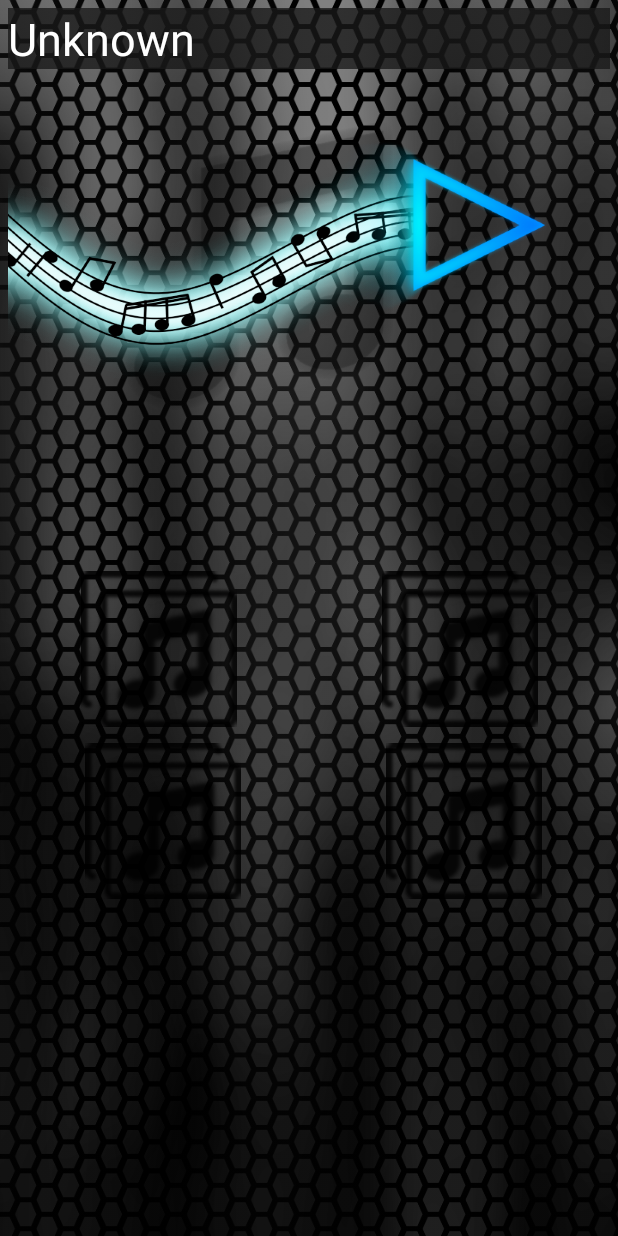
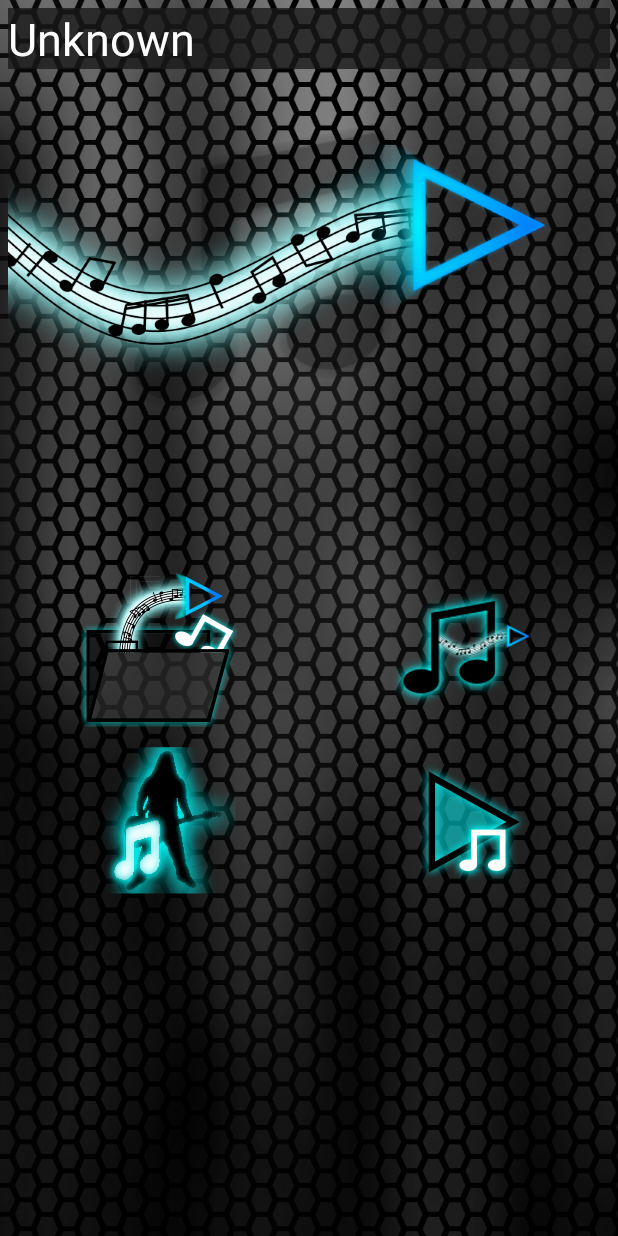
Before and after one commit to AeternusSamurai/frequencymusicplayer, an Android app: the screen it shows after launch (MainActivity), on a phone screen of 412 x 824 dp. Run offline under Robolectric (Android 15) with nearby library versions, the light colour scheme and no system bars.

Commit message:
Finished adding the new images for the UI redesign

```diff
--- a/app/src/main/res/layout/activity_main.xml
+++ b/app/src/main/res/layout/activity_main.xml
@@ -82,7 +82,7 @@
                 android:id="@+id/albums_button"
                 android:layout_weight=".5"
                 android:layout_margin="5dp"
-                android:src="@drawable/album_button_image"
+                android:src="@drawable/song_button_image"
                 android:background="#00ffffff" />
         </LinearLayout>
 
@@ -103,7 +103,7 @@
                 android:id="@+id/artist_button"
                 android:layout_weight=".5"
                 android:layout_margin="5dp"
-                android:src="@drawable/album_button_image"
+                android:src="@drawable/artist_button_image"
                 android:background="#00ffffff" />
 
             <ImageButton
@@ -113,7 +113,7 @@
                 android:id="@+id/playlists_button"
                 android:layout_weight=".5"
                 android:background="#00ffffff"
-                android:src="@drawable/album_button_image"
+                android:src="@drawable/playlist_button_image"
                 android:padding="5dp" />
         </LinearLayout>
     </RelativeLayout>
```
Also changed, not shown: app/src/main/res/drawable-hdpi/album_button_image.png, app/src/main/res/drawable-hdpi/artist_button_image.png (added), app/src/main/res/drawable-hdpi/playlist_button_image.png (added), app/src/main/res/drawable-hdpi/song_button_image.png (added).
